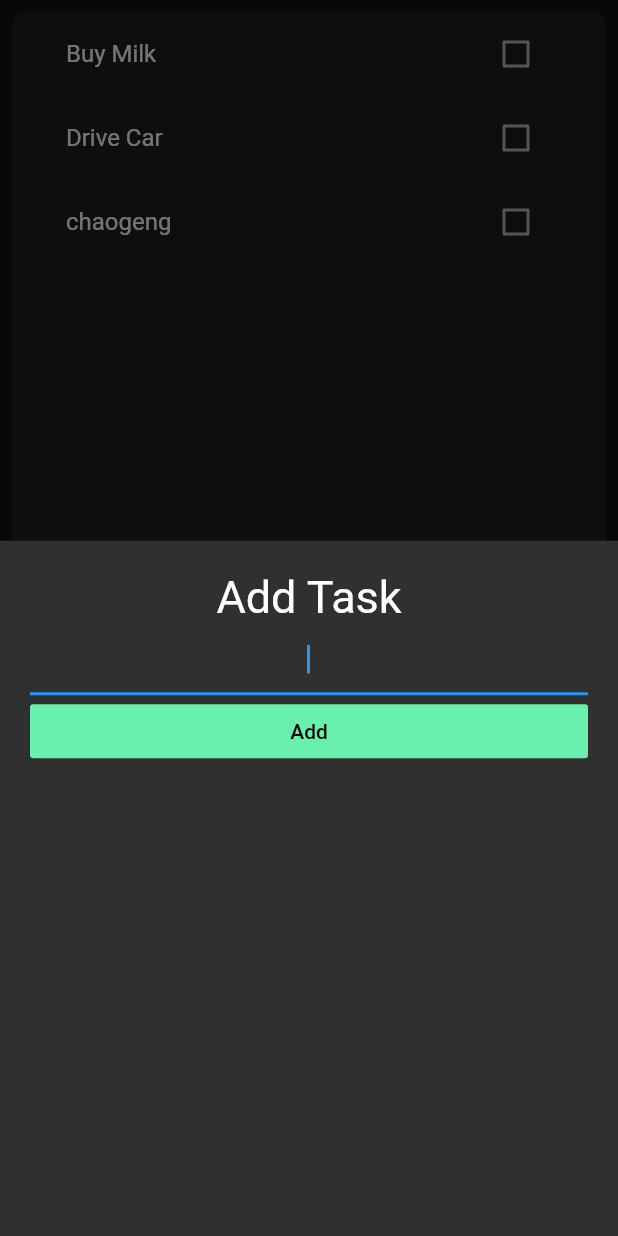
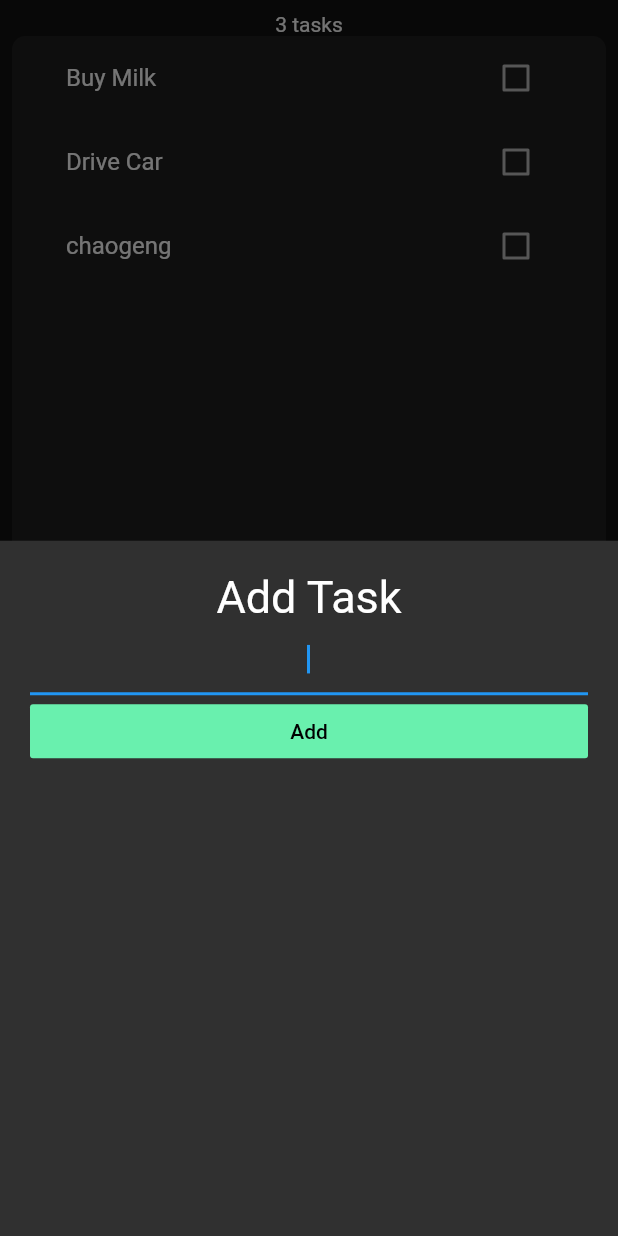
Before and after one commit to ngwx1996/NS-Tracker, a Flutter app: the _TodoState screen opened directly, after a tap on the "add" icon, on a phone screen of 412 x 824 dp. Run offline on Flutter 3.47's test engine with Material 2 defaults, Android fonts, the phone set to English and light mode, and no system bars; our stand-ins replace flip_card, flutter_calendar_carousel, flutter_icons, percent_indicator.

Commit message:
Implemented adding task to list

```diff
--- a/lib/add_task_screen.dart
+++ b/lib/add_task_screen.dart
@@ -1,8 +1,14 @@
 import 'package:flutter/material.dart';
 
 class AddTaskScreen extends StatelessWidget {
+
+  final Function addTaskCallback;
+
+  AddTaskScreen(this.addTaskCallback);
   @override
   Widget build(BuildContext context) {
+    String newTaskTitle;
+
     return Container(
 //      color: Color(0xff757575),
       child: Container(
@@ -28,9 +34,14 @@ class AddTaskScreen extends StatelessWidget {
             TextField(
               autofocus: true,
               textAlign: TextAlign.center,
+              onChanged: (newText){
+                newTaskTitle=newText;
+              },
             ),
             FlatButton(
-              onPressed: () {},
+              onPressed: () {
+                addTaskCallback(newTaskTitle);
+              },
               child: Text(
                 'Add',
                 style: TextStyle(color: Colors.black),
--- a/lib/todo.dart
+++ b/lib/todo.dart
@@ -1,6 +1,7 @@
 import 'package:flutter/material.dart';
 import 'package:ns_tracker/widgets/task_list.dart';
 import 'add_task_screen.dart';
+import 'package:ns_tracker/models/task.dart';
 
 class Todo extends StatelessWidget {
   @override
@@ -16,11 +17,18 @@ class Todo extends StatelessWidget {
 }
 
 class _TodoState extends StatefulWidget {
+
   @override
   __TodoStateState createState() => __TodoStateState();
 }
 
 class __TodoStateState extends State<_TodoState> {
+  List<Task> tasks = [
+    Task(name: 'Buy Milk'),
+    Task(name: 'Drive Car'),
+    Task(name: 'chaogeng'),
+  ];
+
   @override
   Widget build(BuildContext context) {
     return Scaffold(
@@ -28,7 +36,13 @@ class __TodoStateState extends State<_TodoState> {
       floatingActionButton: FloatingActionButton(
         onPressed: () {
           showModalBottomSheet(
-              context: context, builder: (context) => AddTaskScreen());
+              context: context, builder: (context) => AddTaskScreen((newTaskTitle){
+
+                setState(() {
+                  tasks.add(Task(name: newTaskTitle));
+                });
+                Navigator.pop(context);
+          }));
         },
         child: Icon(Icons.add),
       ),
@@ -37,7 +51,7 @@ class __TodoStateState extends State<_TodoState> {
         child: Column(
           children: <Widget>[
 //            Icon(Icons.list),
-//            Text('Todoey'),
+            Text('${tasks.length} tasks'),
             Expanded(
               child: Container(
                 padding: EdgeInsets.symmetric(horizontal: 20),
@@ -46,7 +60,7 @@ class __TodoStateState extends State<_TodoState> {
                   color: Color(0xFF1F1F1F),
                   borderRadius: BorderRadius.circular(9),
                 ),
-                child: TaskList(),
+                child: TaskList(tasks),
               ),
             )
           ],
--- a/lib/widgets/task_list.dart
+++ b/lib/widgets/task_list.dart
@@ -3,31 +3,31 @@ import 'task_tile.dart';
 import 'package:ns_tracker/models/task.dart';
 
 class TaskList extends StatefulWidget {
+  final List<Task> tasks;
+
+  TaskList(this.tasks);
   @override
   _TaskListState createState() => _TaskListState();
 }
 
 class _TaskListState extends State<TaskList> {
-  List<Task> tasks = [
-    Task(name: 'Buy Milk'),
-    Task(name: 'Drive Car'),
-    Task(name: 'chaogeng'),
-  ];
+
+
   @override
   Widget build(BuildContext context) {
     return ListView.builder(
       itemBuilder: (context, index) {
         return TaskTile(
-          taskTitle: tasks[index].name,
-          isChecked: tasks[index].isDone,
+          taskTitle: widget.tasks[index].name,
+          isChecked: widget.tasks[index].isDone,
           checkboxCallback: (checkboxState) {
             setState(() {
-              tasks[index].toggleDone();
+              widget.tasks[index].toggleDone();
             });
           },
         );
       },
-      itemCount: tasks.length,
+      itemCount: widget.tasks.length,
     );
   }
 }
```
